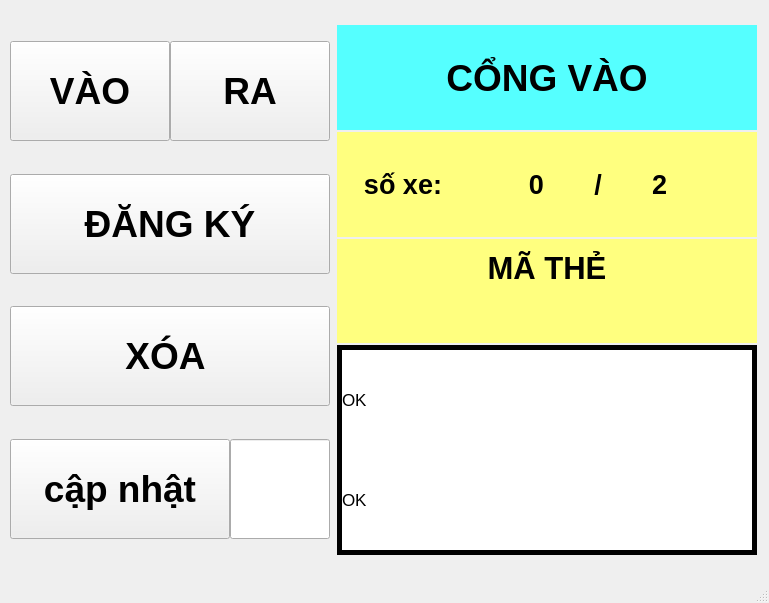
Above: UngDungDesktop/BangDieuKhien.ui from vietnguyen20139/DoAn1 before the change. Below: the same form after it.
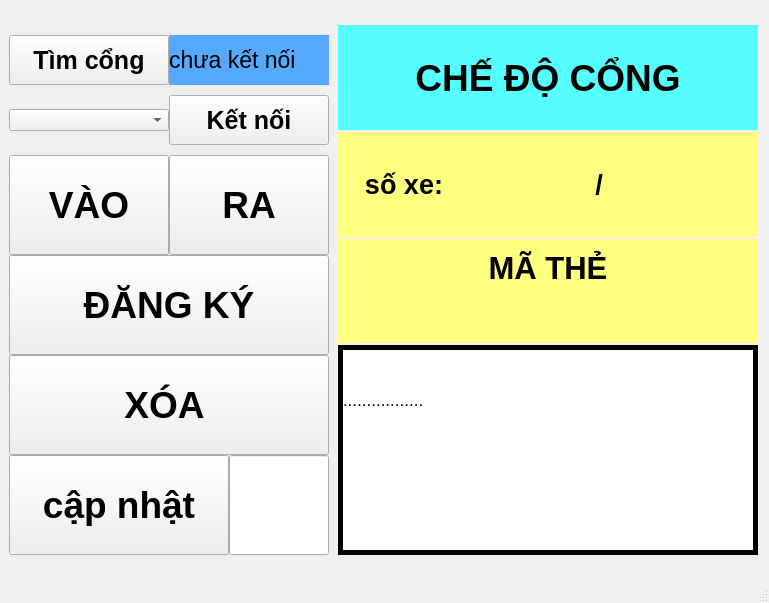
That is the form after the change.

```diff
--- a/UngDungDesktop/BangDieuKhien.ui
+++ b/UngDungDesktop/BangDieuKhien.ui
@@ -15,6 +15,21 @@
   </property>
   <widget class="QWidget" name="centralwidget">
    <layout class="QHBoxLayout" name="horizontalLayout_3">
+    <property name="spacing">
+     <number>0</number>
+    </property>
+    <property name="leftMargin">
+     <number>0</number>
+    </property>
+    <property name="topMargin">
+     <number>0</number>
+    </property>
+    <property name="rightMargin">
+     <number>0</number>
+    </property>
+    <property name="bottomMargin">
+     <number>0</number>
+    </property>
     <item>
      <widget class="QWidget" name="Buttons" native="true">
       <property name="minimumSize">
@@ -49,6 +64,103 @@
         <number>0</number>
        </property>
        <item>
+        <widget class="QWidget" name="findPortBox" native="true">
+         <layout class="QGridLayout" name="gridLayout_2">
+          <property name="leftMargin">
+           <number>0</number>
+          </property>
+          <property name="topMargin">
+           <number>0</number>
+          </property>
+          <property name="rightMargin">
+           <number>0</number>
+          </property>
+          <property name="bottomMargin">
+           <number>0</number>
+          </property>
+          <property name="spacing">
+           <number>0</number>
+          </property>
+          <item row="0" column="0">
+           <widget class="QPushButton" name="findBtn">
+            <property name="minimumSize">
+             <size>
+              <width>0</width>
+              <height>50</height>
+             </size>
+            </property>
+            <property name="font">
+             <font>
+              <pointsize>19</pointsize>
+              <weight>75</weight>
+              <bold>true</bold>
+             </font>
+            </property>
+            <property name="text">
+             <string>Tìm cổng</string>
+            </property>
+           </widget>
+          </item>
+          <item row="0" column="1">
+           <widget class="QLabel" name="connectState">
+            <property name="font">
+             <font>
+              <pointsize>17</pointsize>
+             </font>
+            </property>
+            <property name="styleSheet">
+             <string notr="true">background-color: rgb(85, 170, 255);</string>
+            </property>
+            <property name="text">
+             <string>chưa kết nối</string>
+            </property>
+           </widget>
+          </item>
+          <item row="1" column="0">
+           <widget class="QComboBox" name="boxPorts"/>
+          </item>
+          <item row="1" column="1">
+           <widget class="QPushButton" name="connectBtn">
+            <property name="minimumSize">
+             <size>
+              <width>0</width>
+              <height>50</height>
+             </size>
+            </property>
+            <property name="font">
+             <font>
+              <pointsize>19</pointsize>
+              <weight>75</weight>
+              <bold>true</bold>
+             </font>
+            </property>
+            <property name="text">
+             <string>Kết nối</string>
+            </property>
+           </widget>
+          </item>
+         </layout>
+        </widget>
+       </item>
+       <item>
+        <widget class="QWidget" name="btns" native="true">
+         <layout class="QVBoxLayout" name="verticalLayout_5">
+          <property name="spacing">
+           <number>0</number>
+          </property>
+          <property name="leftMargin">
+           <number>0</number>
+          </property>
+          <property name="topMargin">
+           <number>0</number>
+          </property>
+          <property name="rightMargin">
+           <number>0</number>
+          </property>
+          <property name="bottomMargin">
+           <number>0</number>
+          </property>
+          <item>
         <widget class="QWidget" name="Button1_2" native="true">
          <property name="styleSheet">
           <string notr="true"/>
@@ -304,6 +416,9 @@
       </layout>
      </widget>
     </item>
+      </layout>
+     </widget>
+    </item>
     <item>
      <widget class="QWidget" name="ThongTin" native="true">
       <property name="minimumSize">
@@ -353,7 +468,7 @@
              <enum>Qt::LeftToRight</enum>
             </property>
             <property name="text">
-             <string>CỔNG VÀO</string>
+             <string>CHẾ ĐỘ CỔNG</string>
             </property>
             <property name="alignment">
              <set>Qt::AlignCenter</set>
@@ -396,7 +511,7 @@
              </font>
             </property>
             <property name="text">
-             <string>0</string>
+             <string/>
             </property>
             <property name="alignment">
              <set>Qt::AlignRight|Qt::AlignTrailing|Qt::AlignVCenter</set>
@@ -430,7 +545,7 @@
              </font>
             </property>
             <property name="text">
-             <string>2</string>
+             <string/>
             </property>
            </widget>
           </item>
@@ -514,7 +629,7 @@
              <string notr="true">background-color: rgb(255, 255, 255);</string>
             </property>
             <property name="text">
-             <string>OK</string>
+             <string>.................</string>
             </property>
             <property name="alignment">
              <set>Qt::AlignLeading|Qt::AlignLeft|Qt::AlignVCenter</set>
@@ -534,7 +649,7 @@
              <string notr="true">background-color: rgb(255, 255, 255);</string>
             </property>
             <property name="text">
-             <string>OK</string>
+             <string/>
             </property>
             <property name="alignment">
              <set>Qt::AlignLeading|Qt::AlignLeft|Qt::AlignVCenter</set>
```
Lines whose indentation alone changed are shown as unchanged.
